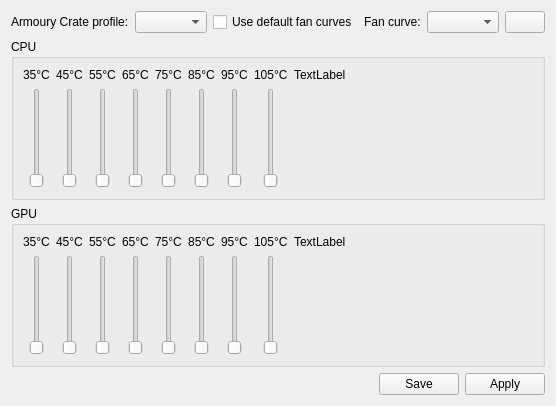
ioerrorle/G14ControlPP, file src/ui/fansTab/FansTab.ui: the form before one commit.
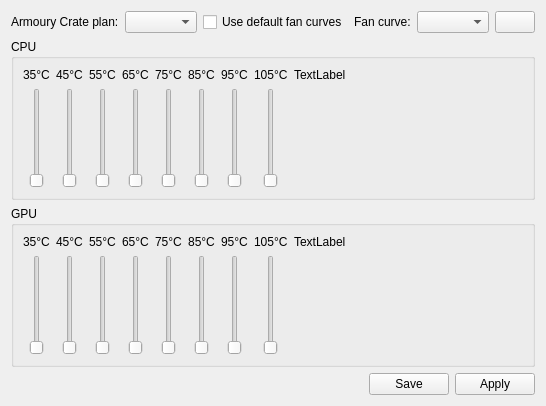
The form after the commit.

```diff
--- a/src/ui/fansTab/FansTab.ui
+++ b/src/ui/fansTab/FansTab.ui
@@ -8,7 +8,7 @@
      <item>
       <widget class="QLabel" name="label">
        <property name="text">
-        <string>Armoury Crate profile:</string>
+        <string>Armoury Crate plan:</string>
        </property>
       </widget>
      </item>
```
